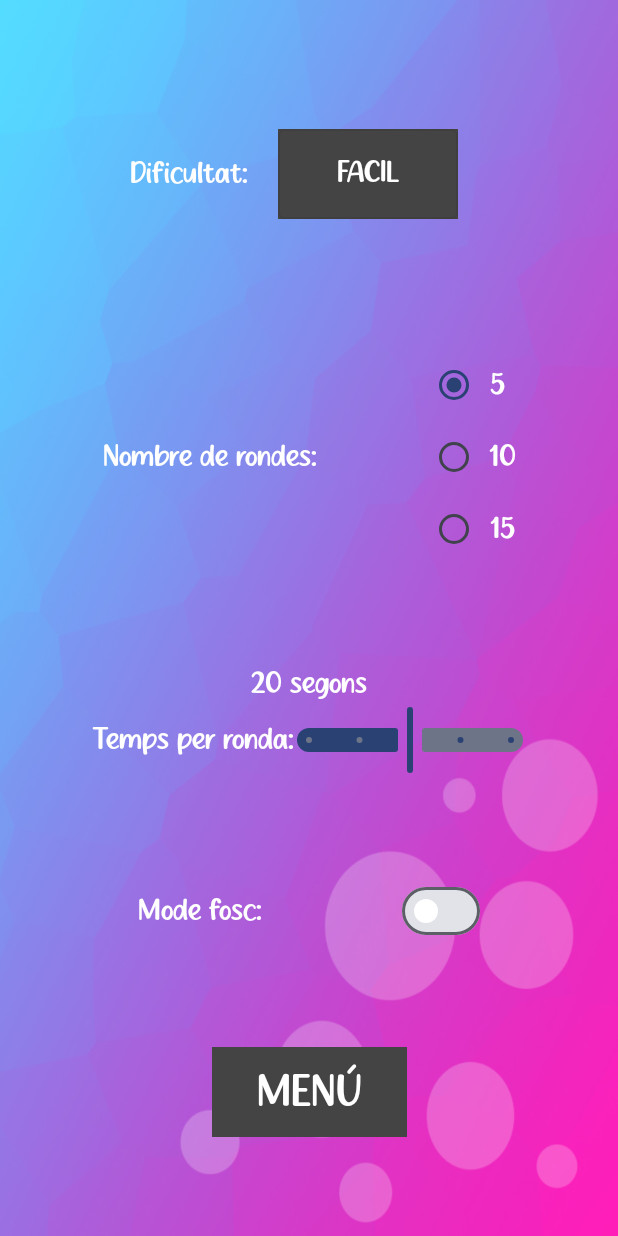
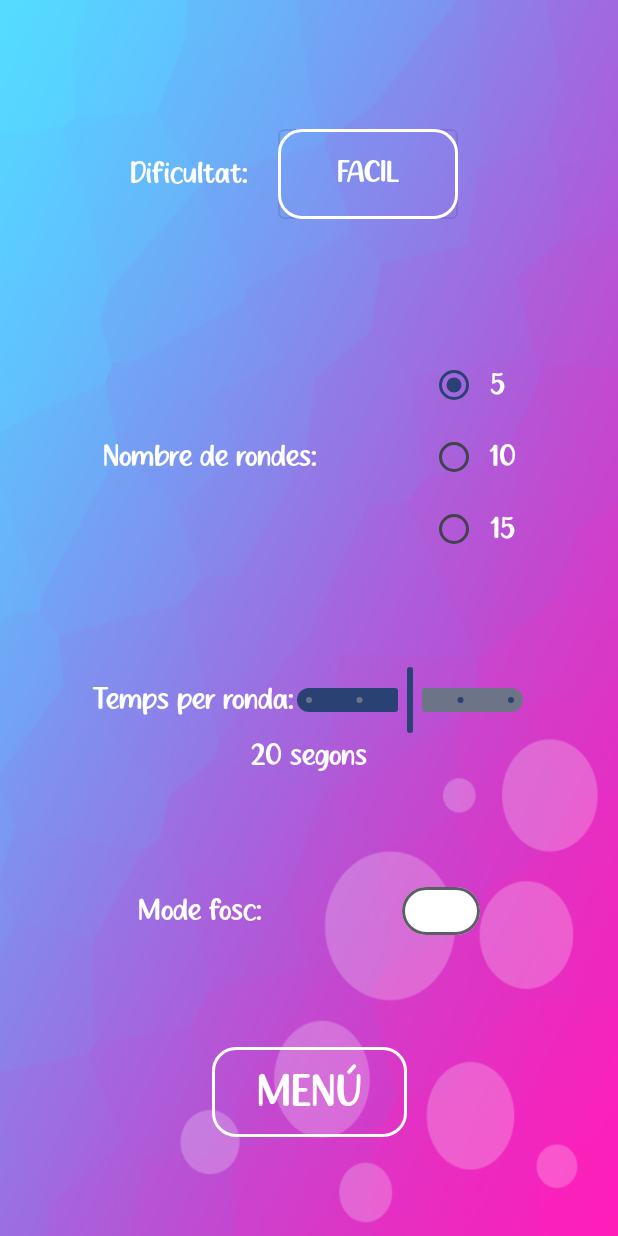
Before and after one commit to OmarIdrisT/TrivialApp, an Android app built with Jetpack Compose: the screen it shows after launch (MainActivity), after a tap on "HELP", on a phone screen of 412 x 824 dp. Run offline under Robolectric (Android 15) with nearby library versions, the phone set to English and light mode, and no system bars; 1 statement that could not run was skipped.

Commit message:
Setting screen

```diff
--- a/app/build.gradle.kts
+++ b/app/build.gradle.kts
@@ -58,6 +58,7 @@ dependencies {
     implementation(platform("androidx.compose:compose-bom:2023.03.00"))
     implementation("androidx.compose.ui:ui")
     implementation("androidx.compose.ui:ui-graphics")
+    implementation("androidx.compose.material3:material3-window-size-class")
     implementation("androidx.compose.ui:ui-tooling-preview")
     implementation("androidx.compose.material3:material3")
     testImplementation("junit:junit:4.13.2")
--- a/app/src/main/java/com/example/trivialapp/GameScreen.kt
+++ /dev/null
@@ -1,11 +0,0 @@
-package com.example.trivialapp
-
-import androidx.compose.runtime.Composable
-import androidx.navigation.NavController
-
-
-@Composable
-fun GameScreen(navController: NavController, dificultatEscollida: String) {
-
-
-}
--- a/app/src/main/java/com/example/trivialapp/MainActivity.kt
+++ b/app/src/main/java/com/example/trivialapp/MainActivity.kt
@@ -3,19 +3,26 @@ package com.example.trivialapp
 import android.os.Bundle
 import androidx.activity.ComponentActivity
 import androidx.activity.compose.setContent
+import androidx.activity.viewModels
 import androidx.compose.foundation.layout.fillMaxSize
 import androidx.compose.material3.MaterialTheme
 import androidx.compose.material3.Surface
 import androidx.compose.ui.Modifier
-import androidx.navigation.NavType
 import androidx.navigation.compose.NavHost
 import androidx.navigation.compose.composable
 import androidx.navigation.compose.rememberNavController
-import androidx.navigation.navArgument
+import com.example.trivialapp.navigation.Routes
+import com.example.trivialapp.viewmodel.MyViewModel
+import com.example.trivialapp.view.GameScreen
+import com.example.trivialapp.view.LaunchScreen
+import com.example.trivialapp.view.MenuScreen
+import com.example.trivialapp.view.ResultScreen
+import com.example.trivialapp.view.Settings
 import com.example.trivialapp.ui.theme.TrivialAppTheme
 
 class MainActivity : ComponentActivity() {
     override fun onCreate(savedInstanceState: Bundle?) {
+        val myViewModel by viewModels<MyViewModel>()
         super.onCreate(savedInstanceState)
         setContent {
             TrivialAppTheme () {
@@ -29,18 +36,10 @@ class MainActivity : ComponentActivity() {
                         startDestination = Routes.LaunchScreen.route
                     ) {
                         composable(Routes.LaunchScreen.route) { LaunchScreen(navigationController) }
-                        composable(Routes.MenuScreen.route) { MenuScreen(navigationController) }
-                        composable(Routes.Settings.route) {Settings(navigationController)}
-                        composable(
-                            Routes.GameScreen.route,
-                            arguments = listOf(navArgument("dificultatEscollida") {type = NavType.StringType})
-                        ) { backStackEntry ->
-                            GameScreen(
-                                navigationController,
-                                backStackEntry.arguments?.getString("dificultatEscollida") ?: "FACIL"
-                            )}
-                        composable(Routes.ResultScreen.route) {ResultScreen(navigationController)
-                        }
+                        composable(Routes.MenuScreen.route) { MenuScreen(navigationController, myViewModel) }
+                        composable(Routes.Settings.route) { Settings(navigationController, myViewModel) }
+                        composable(Routes.GameScreen.route){GameScreen(navigationController, myViewModel)}
+                        composable(Routes.ResultScreen.route) {ResultScreen(navigationController, myViewModel)}
                     }
                 }
             }
--- a/app/src/main/java/com/example/trivialapp/ResultScreen.kt
+++ /dev/null
@@ -1,9 +0,0 @@
-package com.example.trivialapp
-
-import androidx.compose.runtime.Composable
-import androidx.navigation.NavController
-
-@Composable
-fun ResultScreen(navController: NavController) {
-
-}
--- a/app/src/main/java/com/example/trivialapp/nav.kt
+++ b/app/src/main/java/com/example/trivialapp/navigation/nav.kt
@@ -1,11 +1,10 @@
-package com.example.trivialapp
+package com.example.trivialapp.navigation
 
 sealed class Routes(val route: String) {
     object LaunchScreen: Routes("com.example.trivialapp.LaunchScreen")
     object MenuScreen: Routes("com.example.trivialapp.MenuScreen")
     object Settings : Routes("com.example.trivialapp.Settings")
-    object GameScreen: Routes("com.example.trivialapp.GameScreen/{dificultatEscollida}") {
-        fun createRoute(dificultatEscollida:String) = "com.example.hangmanapp.GameScreen/$dificultatEscollida"
+    object GameScreen: Routes("com.example.trivialapp.GameScreen") {
     }
     object ResultScreen: Routes("com.example.trivialapp.ResultScreen")
 }
--- /dev/null
+++ b/app/src/main/java/com/example/trivialapp/view/GameScreen.kt
@@ -0,0 +1,12 @@
+package com.example.trivialapp.view
+
+import androidx.compose.runtime.Composable
+import androidx.navigation.NavController
+import com.example.trivialapp.viewmodel.MyViewModel
+
+
+@Composable
+fun GameScreen(navController: NavController, myViewModel: MyViewModel) {
+
+
+}
--- a/app/src/main/java/com/example/trivialapp/LaunchScreen.kt
+++ b/app/src/main/java/com/example/trivialapp/view/LaunchScreen.kt
@@ -1,4 +1,4 @@
-package com.example.trivialapp
+package com.example.trivialapp.view
 
 import androidx.compose.animation.core.animateFloatAsState
 import androidx.compose.animation.core.tween
@@ -27,6 +27,8 @@ import androidx.compose.ui.text.font.FontWeight
 import androidx.compose.ui.unit.dp
 import androidx.compose.ui.unit.sp
 import androidx.navigation.NavController
+import com.example.trivialapp.R
+import com.example.trivialapp.navigation.Routes
 import kotlinx.coroutines.delay
 
 @Composable
--- a/app/src/main/java/com/example/trivialapp/MenuScreen.kt
+++ b/app/src/main/java/com/example/trivialapp/view/MenuScreen.kt
@@ -1,7 +1,8 @@
-package com.example.trivialapp
+package com.example.trivialapp.view
 
 import androidx.compose.foundation.Image
 import androidx.compose.foundation.background
+import androidx.compose.foundation.border
 import androidx.compose.foundation.clickable
 import androidx.compose.foundation.layout.Arrangement
 import androidx.compose.foundation.layout.Box
@@ -9,21 +10,12 @@ import androidx.compose.foundation.layout.Column
 import androidx.compose.foundation.layout.Spacer
 import androidx.compose.foundation.layout.fillMaxSize
 import androidx.compose.foundation.layout.height
-import androidx.compose.foundation.layout.padding
 import androidx.compose.foundation.layout.size
 import androidx.compose.foundation.layout.width
-import androidx.compose.material3.DropdownMenu
-import androidx.compose.material3.DropdownMenuItem
-import androidx.compose.material3.ExperimentalMaterial3Api
-import androidx.compose.material3.OutlinedTextField
+import androidx.compose.foundation.shape.RoundedCornerShape
 import androidx.compose.material3.Text
 import androidx.compose.runtime.Composable
-import androidx.compose.runtime.getValue
-import androidx.compose.runtime.mutableStateOf
-import androidx.compose.runtime.remember
-import androidx.compose.runtime.setValue
 import androidx.compose.ui.Alignment
-import androidx.compose.ui.Alignment.Companion.CenterHorizontally
 import androidx.compose.ui.Modifier
 import androidx.compose.ui.graphics.Color
 import androidx.compose.ui.layout.ContentScale
@@ -31,13 +23,15 @@ import androidx.compose.ui.res.painterResource
 import androidx.compose.ui.text.TextStyle
 import androidx.compose.ui.text.font.Font
 import androidx.compose.ui.text.font.FontFamily
-import androidx.compose.ui.text.style.TextAlign
 import androidx.compose.ui.unit.dp
 import androidx.compose.ui.unit.sp
 import androidx.navigation.NavController
+import com.example.trivialapp.R
+import com.example.trivialapp.navigation.Routes
+import com.example.trivialapp.viewmodel.MyViewModel
 
 @Composable
-fun MenuScreen(navController: NavController) {
+fun MenuScreen(navController: NavController, myViewModel: MyViewModel) {
 
     Box (modifier = Modifier.fillMaxSize()) {
         Image(
@@ -59,7 +53,8 @@ fun MenuScreen(navController: NavController) {
                 .width(130.dp)
                 .clickable {
                                     }
-                .background(Color.DarkGray)
+                .background(Color.Transparent)
+                .border(2.dp,Color.White, shape = RoundedCornerShape(16.dp))
                 .height(60.dp),
                 contentAlignment = Alignment.Center
             ) {
@@ -71,7 +66,8 @@ fun MenuScreen(navController: NavController) {
             Box(modifier = Modifier
                 .width(130.dp)
                 .clickable { (navController.navigate(Routes.Settings.route))}
-                .background(Color.DarkGray)
+                .background(Color.Transparent)
+                .border(2.dp,Color.White, shape = RoundedCornerShape(16.dp))
                 .height(60.dp),
                 contentAlignment = Alignment.Center
             ) {
--- /dev/null
+++ b/app/src/main/java/com/example/trivialapp/view/ResultScreen.kt
@@ -0,0 +1,10 @@
+package com.example.trivialapp.view
+
+import androidx.compose.runtime.Composable
+import androidx.navigation.NavController
+import com.example.trivialapp.viewmodel.MyViewModel
+
+@Composable
+fun ResultScreen(navController: NavController, myViewModel: MyViewModel) {
+
+}
--- a/app/src/main/java/com/example/trivialapp/Settings.kt
+++ b/app/src/main/java/com/example/trivialapp/view/Settings.kt
@@ -1,10 +1,11 @@
-package com.example.trivialapp
+package com.example.trivialapp.view
 
 import androidx.compose.foundation.Image
 import androidx.compose.foundation.background
+import androidx.compose.foundation.border
 import androidx.compose.foundation.clickable
 import androidx.compose.foundation.layout.Arrangement
-import androidx.compose.foundation.layout.Box
+import androidx.compose.foundation.layout.BoxWithConstraints
 import androidx.compose.foundation.layout.Column
 import androidx.compose.foundation.layout.Row
 import androidx.compose.foundation.layout.fillMaxSize
@@ -14,6 +15,7 @@ import androidx.compose.foundation.layout.padding
 import androidx.compose.foundation.layout.width
 import androidx.compose.foundation.selection.selectable
 import androidx.compose.foundation.selection.selectableGroup
+import androidx.compose.foundation.shape.RoundedCornerShape
 import androidx.compose.material3.DropdownMenu
 import androidx.compose.material3.DropdownMenuItem
 import androidx.compose.material3.ExperimentalMaterial3Api
@@ -41,9 +43,15 @@ import androidx.compose.ui.text.style.TextAlign
 import androidx.compose.ui.unit.dp
 import androidx.compose.ui.unit.sp
 import androidx.navigation.NavController
+import com.example.trivialapp.R
+import com.example.trivialapp.navigation.Routes
+import com.example.trivialapp.viewmodel.MyViewModel
+
+
+val colorBotons = Color(0xffBB12F1)
 
 @Composable
-fun Settings(navController: NavController) {
+fun Settings(navController: NavController, myViewModel: MyViewModel) {
 
     Image(
         painter = painterResource(id = R.drawable.fondo),
@@ -58,30 +66,39 @@ fun Settings(navController: NavController) {
         verticalArrangement = Arrangement.SpaceEvenly
     ) {
         Row (verticalAlignment = Alignment.CenterVertically, modifier = Modifier.fillMaxWidth(), horizontalArrangement = Arrangement.Center) {
-            Text(text = "Dificultat:", style = TextStyle(color = Color.White,fontSize = 20.sp, textAlign = TextAlign.Center, fontFamily = FontFamily(Font(R.font.peachcake))))
-            val dificultatEscollida = myDropDownMenu()
+            Text(text = "Dificultat:", style = TextStyle(color = Color.White,fontSize = 20.sp, textAlign = TextAlign.Center, fontFamily = FontFamily(Font(
+                R.font.peachcake
+            ))))
+            myDropDownMenu(myViewModel)
         }
         Row (verticalAlignment = Alignment.CenterVertically, modifier = Modifier.fillMaxWidth(), horizontalArrangement = Arrangement.SpaceEvenly) {
-            Text(text = "Nombre de rondes:", style = TextStyle(color = Color.White,fontSize = 20.sp, textAlign = TextAlign.Center, fontFamily = FontFamily(Font(R.font.peachcake))))
-            val rondes = numberOfRounds()
+            Text(text = "Nombre de rondes:", style = TextStyle(color = Color.White,fontSize = 20.sp, textAlign = TextAlign.Center, fontFamily = FontFamily(Font(
+                R.font.peachcake
+            ))))
+            numberOfRounds(myViewModel)
         }
         Row (verticalAlignment = Alignment.CenterVertically, modifier = Modifier.fillMaxWidth(), horizontalArrangement = Arrangement.SpaceEvenly) {
-            val tempsRondes = timePerRound()
+            timePerRound(myViewModel)
         }
         Row (verticalAlignment = Alignment.CenterVertically, modifier = Modifier.fillMaxWidth(), horizontalArrangement = Arrangement.SpaceEvenly) {
-            Text(text = "Mode fosc:", style = TextStyle(color = Color.White,fontSize = 20.sp, textAlign = TextAlign.Center, fontFamily = FontFamily(Font(R.font.peachcake))))
+            Text(text = "Mode fosc:", style = TextStyle(color = Color.White,fontSize = 20.sp, textAlign = TextAlign.Center, fontFamily = FontFamily(Font(
+                R.font.peachcake
+            ))))
             var modeFosc by rememberSaveable { mutableStateOf(false) }
             Switch(checked = modeFosc,
                 onCheckedChange = { modeFosc = !modeFosc },
                 colors = SwitchDefaults.colors(
                     uncheckedThumbColor = Color.White,
-                    checkedThumbColor = Color.Cyan
+                    checkedThumbColor = Color.Cyan,
+                    uncheckedTrackColor = Color.White,
+                    checkedTrackColor = colorBotons,
                 ))
         }
-        Box(modifier = Modifier
+        BoxWithConstraints(modifier = Modifier
             .width(130.dp)
-            .clickable { (navController.navigate(Routes.MenuScreen.route))}
-            .background(Color.DarkGray)
+            .clickable { (navController.navigate(Routes.MenuScreen.route)) }
+            .background(Color.Transparent)
+            .border(2.dp, Color.White, shape = RoundedCornerShape(16.dp))
             .height(60.dp),
             contentAlignment = Alignment.Center
         ) {
@@ -94,15 +111,14 @@ fun Settings(navController: NavController) {
 
 @OptIn(ExperimentalMaterial3Api::class)
 @Composable
-fun myDropDownMenu(): String {
-    var dificultatGame by remember { mutableStateOf("FACIL") }
+fun myDropDownMenu(myViewModel: MyViewModel) {
     var expanded by remember { mutableStateOf(false) }
     val opcions = listOf("FACIL", "NORMAL", "DIFICIL")
 
     Column (modifier = Modifier.padding(20.dp)) {
         OutlinedTextField(
-            value = dificultatGame,
-            onValueChange = { dificultatGame = it },
+            value = myViewModel.dificultatEscollida,
+            onValueChange = { myViewModel.canviarDificultat(it) },
             enabled = false,
             readOnly = true,
             textStyle = TextStyle(color = Color.White, fontFamily = FontFamily(Font(R.font.peachcake)), fontSize = 20.sp, textAlign = TextAlign.Center),
@@ -110,7 +126,8 @@ fun myDropDownMenu(): String {
                 .clickable { expanded = true }
                 .width(120.dp)
                 .height(60.dp)
-                .background(color = Color.DarkGray)
+                .border(2.dp, Color.White, shape = RoundedCornerShape(16.dp))
+                .background(color = Color.Transparent)
                 .align(alignment = Alignment.CenterHorizontally)
         )
 
@@ -119,19 +136,19 @@ fun myDropDownMenu(): String {
             onDismissRequest = { expanded = false },
         ) {
             opcions.forEach { dificultat ->
-                DropdownMenuItem(modifier = Modifier.background(color = Color.Transparent) ,text = { Text(text = dificultat, style = TextStyle(color = Color.White, fontFamily = FontFamily(Font(R.font.peachcake)))) }, onClick = {
+                DropdownMenuItem(modifier = Modifier.background(color = Color.Transparent) ,text = { Text(text = dificultat, style = TextStyle(color = Color.White, fontFamily = FontFamily(Font(
+                    R.font.peachcake
+                )))) }, onClick = {
                     expanded = false
-                    dificultatGame = dificultat
+                    myViewModel.canviarDificultat(dificultat)
                 })
             }
         }
     }
-
-    return dificultatGame
 }
 
 @Composable
-fun numberOfRounds() {
+fun numberOfRounds(myViewModel: MyViewModel) {
     val opcions = listOf(5, 10, 15)
     val (selectedOption, onOptionSelected) = remember { mutableStateOf(opcions[0]) }
 
@@ -152,32 +169,38 @@ fun numberOfRounds() {
                 )
                 Text(
                     text = "$text",
-                    style = TextStyle(color = Color.White,fontSize = 20.sp, textAlign = TextAlign.Center, fontFamily = FontFamily(Font(R.font.peachcake)))
+                    style = TextStyle(color = Color.White,fontSize = 20.sp, textAlign = TextAlign.Center, fontFamily = FontFamily(Font(
+                        R.font.peachcake
+                    )))
                 )
             }
 
         }
     }
+    myViewModel.quantitatRondes(selectedOption)
 }
 
 
 @Composable
-fun timePerRound() {
-    var valorTemps by remember { mutableStateOf(20f) }
+fun timePerRound(myViewModel: MyViewModel) {
     Column(
         horizontalAlignment = Alignment.CenterHorizontally,
         modifier = Modifier.fillMaxWidth(0.7f)
     ) {
-        Text(text = "${valorTemps.toInt()} segons", style = TextStyle(color = Color.White,fontSize = 20.sp, textAlign = TextAlign.Center, fontFamily = FontFamily(Font(R.font.peachcake))))
         Row(verticalAlignment = Alignment.CenterVertically) {
-            Text(text = "Temps per ronda:", style = TextStyle(color = Color.White,fontSize = 20.sp, textAlign = TextAlign.Center, fontFamily = FontFamily(Font(R.font.peachcake))))
+            Text(text = "Temps per ronda:", style = TextStyle(color = Color.White,fontSize = 20.sp, textAlign = TextAlign.Center, fontFamily = FontFamily(Font(
+                R.font.peachcake
+            ))))
             Slider(
-                value = valorTemps,
-                onValueChange = {valorTemps = it},
+                value = myViewModel.tempsPerRonda,
+                onValueChange = {myViewModel.canviarTemps(it)},
                 valueRange = 10f..30f,
                 steps = 3
             )
         }
+        Text(text = "${myViewModel.tempsPerRonda.toInt()} segons", style = TextStyle(color = Color.White,fontSize = 20.sp, textAlign = TextAlign.Center, fontFamily = FontFamily(Font(
+            R.font.peachcake
+        ))))
 
     }
 }
--- /dev/null
+++ b/app/src/main/java/com/example/trivialapp/viewmodel/MyViewModel.kt
@@ -0,0 +1,32 @@
+package com.example.trivialapp.viewmodel
+
+import androidx.compose.runtime.getValue
+import androidx.compose.runtime.mutableStateOf
+import androidx.compose.runtime.setValue
+import androidx.lifecycle.ViewModel
+
+class MyViewModel: ViewModel() {
+
+    var dificultatEscollida : String by mutableStateOf("FACIL")
+        private set
+
+    fun canviarDificultat (valor : String) {
+        dificultatEscollida = valor
+    }
+
+
+    var quantitatRondes: Int by mutableStateOf(5)
+        private set
+
+    fun canviarRondes (valor: Int) {
+        quantitatRondes = valor
+    }
+
+    var tempsPerRonda : Float by mutableStateOf(20f)
+        private set
+
+    fun canviarTemps (valor: Float) {
+        tempsPerRonda = valor
+    }
+
+}
```
